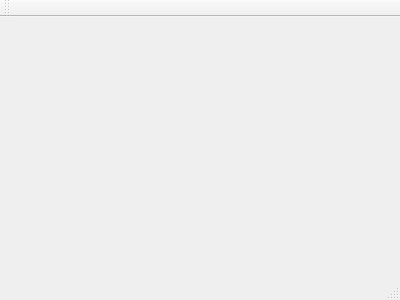
First picture: the form in mainwindow.ui, repository wattlebird/BlogClient, before the edit.
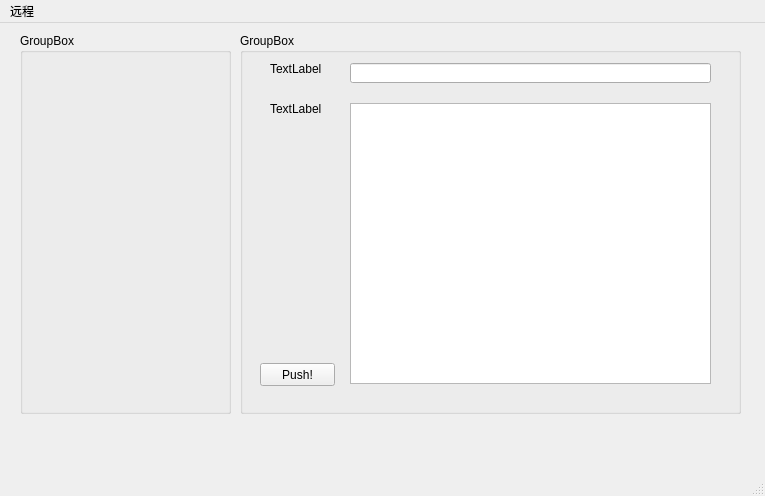
Second picture: the form after the edit.

Patch:
```diff
--- a/mainwindow.ui
+++ b/mainwindow.ui
@@ -1,24 +1,135 @@
 <ui version="4.0">
  <class>MainWindow</class>
- <widget class="QMainWindow" name="MainWindow" >
-  <property name="geometry" >
+ <widget class="QMainWindow" name="MainWindow">
+  <property name="geometry">
    <rect>
     <x>0</x>
     <y>0</y>
-    <width>400</width>
-    <height>300</height>
+    <width>765</width>
+    <height>496</height>
    </rect>
   </property>
   <property name="windowTitle" >
    <string>MainWindow</string>
   </property>
-  <widget class="QMenuBar" name="menuBar" />
-  <widget class="QToolBar" name="mainToolBar" />
-  <widget class="QWidget" name="centralWidget" />
-  <widget class="QStatusBar" name="statusBar" />
+  <widget class="QWidget" name="centralWidget">
+   <widget class="QGroupBox" name="groupBox">
+    <property name="geometry">
+     <rect>
+      <x>20</x>
+      <y>10</y>
+      <width>211</width>
+      <height>381</height>
+     </rect>
+    </property>
+    <property name="title">
+     <string>GroupBox</string>
+    </property>
+   </widget>
+   <widget class="QGroupBox" name="groupBox_2">
+    <property name="geometry">
+     <rect>
+      <x>240</x>
+      <y>10</y>
+      <width>501</width>
+      <height>381</height>
+     </rect>
+    </property>
+    <property name="title">
+     <string>GroupBox</string>
+    </property>
+    <widget class="QLabel" name="label">
+     <property name="geometry">
+      <rect>
+       <x>30</x>
+       <y>30</y>
+       <width>54</width>
+       <height>12</height>
+      </rect>
+     </property>
+     <property name="text">
+      <string>TextLabel</string>
+     </property>
+    </widget>
+    <widget class="QLineEdit" name="lineEdit">
+     <property name="geometry">
+      <rect>
+       <x>110</x>
+       <y>30</y>
+       <width>361</width>
+       <height>20</height>
+      </rect>
+     </property>
+    </widget>
+    <widget class="QLabel" name="label_2">
+     <property name="geometry">
+      <rect>
+       <x>30</x>
+       <y>70</y>
+       <width>54</width>
+       <height>12</height>
+      </rect>
+     </property>
+     <property name="text">
+      <string>TextLabel</string>
+     </property>
+    </widget>
+    <widget class="QTextEdit" name="textEdit">
+     <property name="geometry">
+      <rect>
+       <x>110</x>
+       <y>70</y>
+       <width>361</width>
+       <height>281</height>
+      </rect>
+     </property>
+    </widget>
+    <widget class="QPushButton" name="pushButton">
+     <property name="geometry">
+      <rect>
+       <x>20</x>
+       <y>330</y>
+       <width>75</width>
+       <height>23</height>
+      </rect>
+     </property>
+     <property name="text">
+      <string>Push!</string>
+     </property>
+    </widget>
+   </widget>
+  </widget>
+  <widget class="QMenuBar" name="menuBar">
+   <property name="geometry">
+    <rect>
+     <x>0</x>
+     <y>0</y>
+     <width>765</width>
+     <height>23</height>
+    </rect>
+   </property>
+   <widget class="QMenu" name="menu">
+    <property name="title">
+     <string>远程</string>
+    </property>
+    <addaction name="actionLogin"/>
+    <addaction name="actionLogout"/>
+   </widget>
+   <addaction name="menu"/>
+  </widget>
+  <widget class="QStatusBar" name="statusBar"/>
+  <action name="actionLogin">
+   <property name="text">
+    <string>Login</string>
+   </property>
+  </action>
+  <action name="actionLogout">
+   <property name="text">
+    <string>Logout</string>
+   </property>
+  </action>
  </widget>
- <layoutDefault spacing="6" margin="11" />
- <pixmapfunction></pixmapfunction>
+ <layoutdefault spacing="6" margin="11"/>
  <resources/>
  <connections/>
 </ui>
```
Left out of the diff: 42 changed lines with no effect on the pictures.
